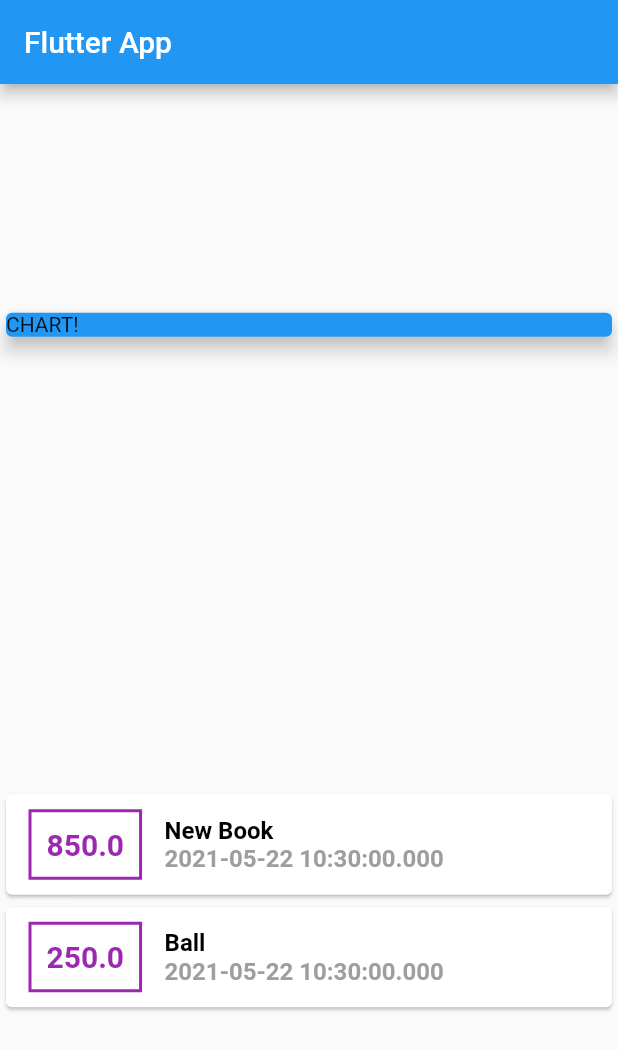
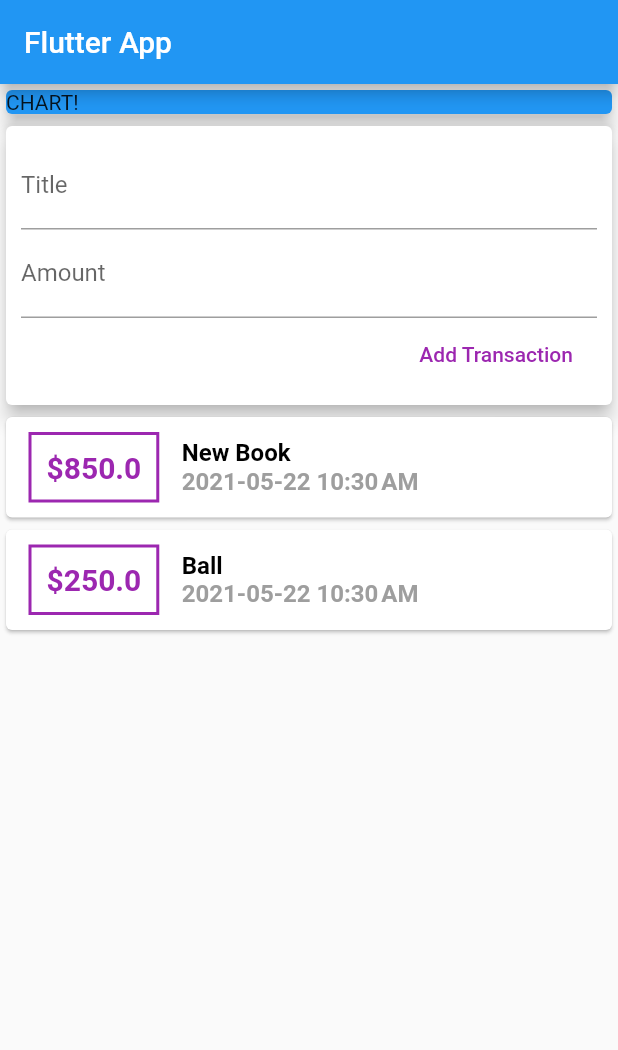
Before and after one commit to mahela-prasad/personal-expenses-app, a Flutter app: the screen it shows after launch, on a phone screen of 412 x 824 dp. Shown: the top 1050 px of the screen. Run offline on Flutter 3.47's test engine with Material 2 defaults, Android fonts, the phone set to English and light mode, and no system bars.

Commit message:
user input manager

```diff
--- a/lib/main.dart
+++ b/lib/main.dart
@@ -1,5 +1,5 @@
 import 'package:flutter/material.dart';
-import './transaction.dart';
+import './widgets/user_transactions.dart';
 
 void main() => runApp(MyApp());
 
@@ -14,11 +14,8 @@ class MyApp extends StatelessWidget {
 }
 
 class MyHomePage extends StatelessWidget {
-  final List<Transaction> transaction = [
-    Transaction(
-        id: 't1', title: 'New Book', amount: 850.00, date: DateTime.now()),
-    Transaction(id: 't2', title: 'Ball', amount: 250.00, date: DateTime.now()),
-  ];
+  // String titleInput;
+  // String amountInput;
 
   @override
   Widget build(BuildContext context) {
@@ -26,8 +23,9 @@ class MyHomePage extends StatelessWidget {
       appBar: AppBar(
         title: Text('Flutter App'),
       ),
-      body: Column(
-        mainAxisAlignment: MainAxisAlignment.spaceAround,
+      body: SingleChildScrollView(
+        child: Column(
+          // mainAxisAlignment: MainAxisAlignment.spaceAround,
           crossAxisAlignment: CrossAxisAlignment.stretch,
           children: <Widget>[
             Container(
@@ -38,55 +36,9 @@ class MyHomePage extends StatelessWidget {
                 elevation: 5,
               ),
             ),
-          Column(
-            children: transaction.map((tx) {
-              return Card(
-                child: Row(
-                  children: <Widget>[
-                    Container(
-                      margin: EdgeInsets.symmetric(
-                        vertical: 10,
-                        horizontal: 15,
-                      ),
-                      decoration: BoxDecoration(
-                          border: Border.all(
-                        color: Colors.purple,
-                        width: 2,
-                      )),
-                      padding: EdgeInsets.all(10),
-                      child: Text(
-                        tx.amount.toString(),
-                        style: TextStyle(
-                            fontWeight: FontWeight.bold,
-                            fontSize: 20,
-                            color: Colors.purple),
-                      ),
-                    ),
-                    Column(
-                      crossAxisAlignment: CrossAxisAlignment.start,
-                      children: [
-                        Text(
-                          tx.title,
-                          style: TextStyle(
-                              fontWeight: FontWeight.bold,
-                              fontSize: 16,
-                              color: Colors.black),
-                        ),
-                        Text(
-                          tx.date.toString(),
-                          style: TextStyle(
-                              fontWeight: FontWeight.bold,
-                              fontSize: 16,
-                              color: Colors.grey),
-                        )
-                      ],
-                    )
+            UserTransactions(),
           ],
         ),
-              );
-            }).toList(),
-          )
-        ],
       ),
     );
   }
--- /dev/null
+++ b/lib/widgets/new_transaction.dart
@@ -0,0 +1,44 @@
+import 'package:flutter/material.dart';
+
+class NewTransaction extends StatelessWidget {
+  final Function addTx;
+  final titleController = TextEditingController();
+  final amountController = TextEditingController();
+
+  NewTransaction(this.addTx);
+
+  @override
+  Widget build(BuildContext context) {
+    return Card(
+      elevation: 5,
+      child: Container(
+        margin: EdgeInsets.all(10),
+        child: Column(
+          crossAxisAlignment: CrossAxisAlignment.end,
+          children: [
+            TextField(
+              decoration: InputDecoration(labelText: 'Title'),
+              // onChanged: (value) => titleInput = value,
+              controller: titleController,
+            ),
+            TextField(
+              decoration: InputDecoration(labelText: 'Amount'),
+              // onChanged: (value) => amountInput = value,
+              controller: amountController,
+            ),
+            FlatButton(
+              onPressed: () {
+                print(titleController.text);
+                print(amountController.text);
+                addTx(
+                    titleController.text, double.parse(amountController.text));
+              },
+              child: Text('Add Transaction'),
+              textColor: Colors.purple,
+            )
+          ],
+        ),
+      ),
+    );
+  }
+}
--- /dev/null
+++ b/lib/widgets/transaction_list.dart
@@ -0,0 +1,66 @@
+import 'package:flutter/material.dart';
+import 'package:intl/intl.dart';
+import '../models/transaction.dart';
+
+class TransactionList extends StatelessWidget {
+  final List<Transaction> transactions;
+
+  TransactionList(this.transactions);
+
+  @override
+  Widget build(BuildContext context) {
+    return Container(
+      height: 300,
+      child: SingleChildScrollView(
+        child: Column(
+          children: transactions.map((tx) {
+            return Card(
+              child: Row(
+                children: <Widget>[
+                  Container(
+                    margin: EdgeInsets.symmetric(
+                      vertical: 10,
+                      horizontal: 15,
+                    ),
+                    decoration: BoxDecoration(
+                        border: Border.all(
+                      color: Colors.purple,
+                      width: 2,
+                    )),
+                    padding: EdgeInsets.all(10),
+                    child: Text(
+                      '\$${tx.amount}',
+                      style: TextStyle(
+                          fontWeight: FontWeight.bold,
+                          fontSize: 20,
+                          color: Colors.purple),
+                    ),
+                  ),
+                  Column(
+                    crossAxisAlignment: CrossAxisAlignment.start,
+                    children: [
+                      Text(
+                        tx.title,
+                        style: TextStyle(
+                            fontWeight: FontWeight.bold,
+                            fontSize: 16,
+                            color: Colors.black),
+                      ),
+                      Text(
+                        DateFormat('yyyy-MM-dd').add_jm().format(tx.date),
+                        style: TextStyle(
+                            fontWeight: FontWeight.bold,
+                            fontSize: 16,
+                            color: Colors.grey),
+                      )
+                    ],
+                  )
+                ],
+              ),
+            );
+          }).toList(),
+        ),
+      ),
+    );
+  }
+}
--- /dev/null
+++ b/lib/widgets/user_transactions.dart
@@ -0,0 +1,37 @@
+import 'package:flutter/material.dart';
+import './new_transaction.dart';
+import './transaction_list.dart';
+import '../models/transaction.dart';
+
+class UserTransactions extends StatefulWidget {
+  @override
+  _UserTransactionsState createState() => _UserTransactionsState();
+}
+
+class _UserTransactionsState extends State<UserTransactions> {
+  final List<Transaction> _userTransactions = [
+    Transaction(
+        id: 't1', title: 'New Book', amount: 850.00, date: DateTime.now()),
+    Transaction(id: 't2', title: 'Ball', amount: 250.00, date: DateTime.now()),
+  ];
+
+  void _addNewTransaction(String txTitle, double txAmount) {
+    final newTx = Transaction(
+        id: DateTime.now().toString(),
+        title: txTitle,
+        amount: txAmount,
+        date: DateTime.now());
+
+    setState(() {
+      _userTransactions.add(newTx);
+    });
+  }
+
+  @override
+  Widget build(BuildContext context) {
+    return Column(children: [
+      NewTransaction(_addNewTransaction),
+      TransactionList(_userTransactions),
+    ]);
+  }
+}
--- a/pubspec.yaml
+++ b/pubspec.yaml
@@ -23,6 +23,7 @@ environment:
 dependencies:
   flutter:
     sdk: flutter
+  intl: ^0.17.0
 
 
   # The following adds the Cupertino Icons font to your application.
```
Also changed, not shown: lib/models/transaction.dart (renamed from lib/transaction.dart), pubspec.lock, 7 other files. Lines whose indentation alone changed are shown as unchanged.
